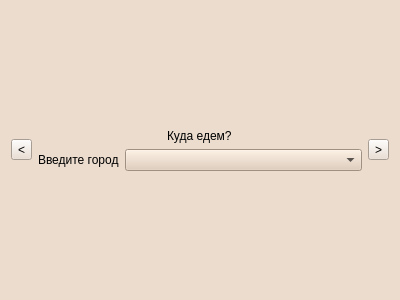
Above: companionwindow.ui from WvLadIck/TripLink before the change. Below: the same form after it.
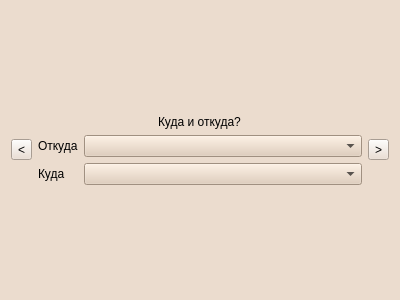
That is the form after the change.

```diff
--- a/companionwindow.ui
+++ b/companionwindow.ui
@@ -38,7 +38,7 @@
           <string notr="true">font: 700 20pt &quot;Linux Libertine G&quot;;</string>
          </property>
          <property name="text">
-          <string>Куда едем?</string>
+          <string>Куда и откуда?</string>
          </property>
         </widget>
        </item>
@@ -47,12 +47,26 @@
          <item row="0" column="0">
           <widget class="QLabel" name="label_town">
            <property name="text">
-            <string>Введите город</string>
+            <string>Откуда</string>
            </property>
           </widget>
          </item>
          <item row="0" column="1">
-          <widget class="QComboBox" name="comboBox_town">
+          <widget class="QComboBox" name="comboBox_from">
+           <property name="styleSheet">
+            <string notr="true">background-color: rgb(224, 202, 180);</string>
+           </property>
+          </widget>
+         </item>
+         <item row="1" column="0">
+          <widget class="QLabel" name="label_to">
+           <property name="text">
+            <string>Куда</string>
+           </property>
+          </widget>
+         </item>
+         <item row="1" column="1">
+          <widget class="QComboBox" name="comboBox_to">
            <property name="styleSheet">
             <string notr="true">background-color: rgb(224, 202, 180);</string>
            </property>
```
Left out of the diff: 4 changed lines with no effect on the pictures.
